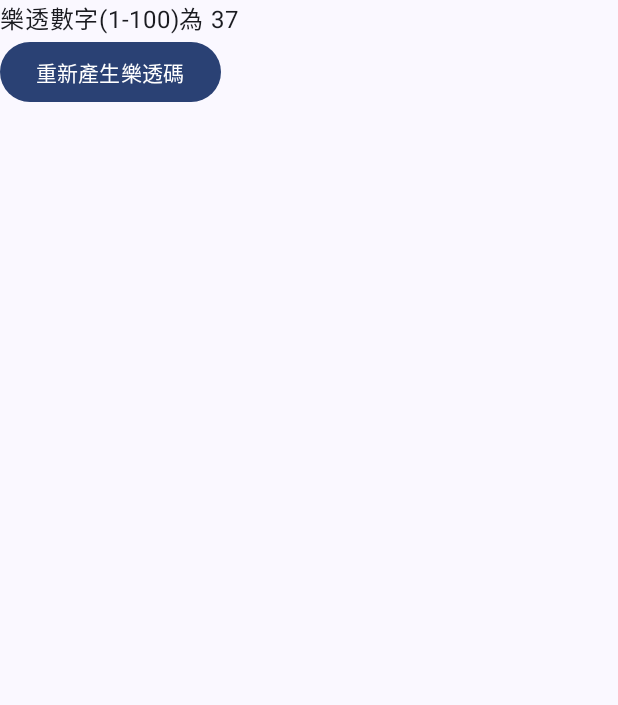
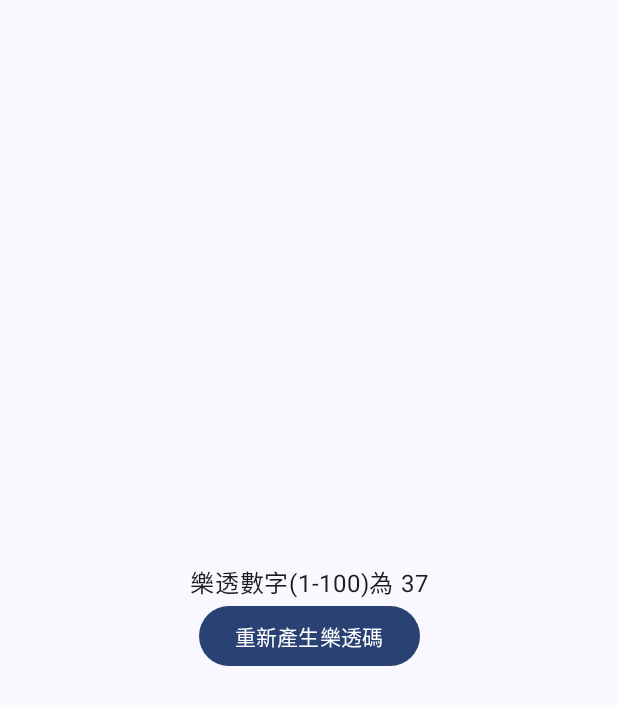
Before and after one commit to a0989100151-pixel/lotto, an Android app built with Jetpack Compose: the screen it shows after launch (MainActivity), on a phone screen of 412 x 824 dp. Shown: the top 705 px of the screen. Run offline under Robolectric (Android 15) with nearby library versions, the phone set to English and light mode, and no system bars.

Commit message:
第五次commit (水平垂直置中)

```diff
--- a/app/src/main/java/tw/edu/pu/s1130315/lotto/MainActivity.kt
+++ b/app/src/main/java/tw/edu/pu/s1130315/lotto/MainActivity.kt
@@ -4,6 +4,7 @@ import android.os.Bundle
 import androidx.activity.ComponentActivity
 import androidx.activity.compose.setContent
 import androidx.activity.enableEdgeToEdge
+import androidx.compose.foundation.layout.Arrangement
 import androidx.compose.foundation.layout.Column
 import androidx.compose.foundation.layout.fillMaxSize
 import androidx.compose.foundation.layout.padding
@@ -11,6 +12,11 @@ import androidx.compose.material3.Button
 import androidx.compose.material3.Scaffold
 import androidx.compose.material3.Text
 import androidx.compose.runtime.Composable
+import androidx.compose.runtime.getValue
+import androidx.compose.runtime.mutableStateOf
+import androidx.compose.runtime.remember
+import androidx.compose.runtime.setValue
+import androidx.compose.ui.Alignment
 import androidx.compose.ui.Modifier
 import androidx.compose.ui.tooling.preview.Preview
 import tw.edu.pu.s1130315.lotto.ui.theme.LottoTheme
@@ -46,7 +52,10 @@ fun Greeting(name: String, modifier: Modifier = Modifier) {
 fun Play(modifier: Modifier = Modifier) {
     var lucky = (1..100).random()
 
-    Column(modifier = modifier) { // <-- 將 Text 和 Button 放在 Column 中
+    Column(
+        modifier = modifier.fillMaxSize(),
+        verticalArrangement = Arrangement.Center,
+        horizontalAlignment = Alignment.CenterHorizontally) {
         Text(
             text = "樂透數字(1-100)為 $lucky"
         )
```
